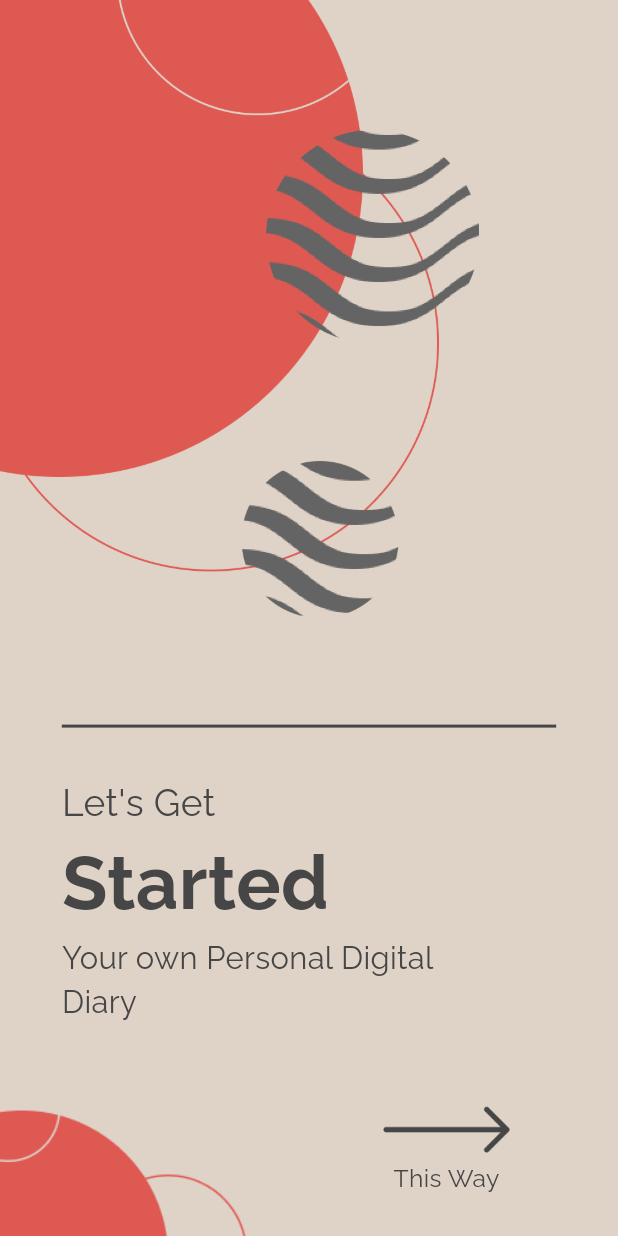
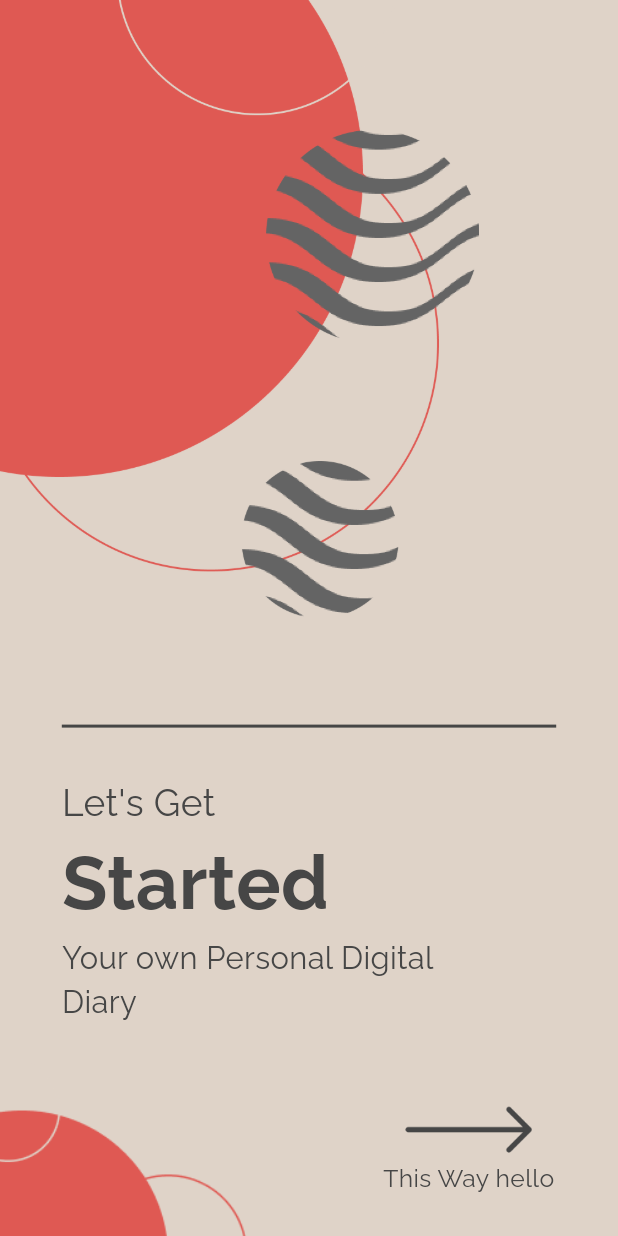
Before and after one commit to ShashankS2213/MyDiary, a Flutter app: the screen it shows after launch, on a phone screen of 412 x 824 dp. Run offline on Flutter 3.47's test engine with Material 3 defaults, Android fonts, the phone set to English and light mode, and no system bars; our stand-ins replace google_fonts.

Commit message:
second commit

```diff
--- a/my_diary/lib/pages/welcome.dart
+++ b/my_diary/lib/pages/welcome.dart
@@ -77,7 +77,7 @@ class WelcomePage extends StatelessWidget {
                       child: Image.asset("assets/arrow.png"),
                     ),
                     Text(
-                      "This Way",
+                      "This Way hello",
                       style: GoogleFonts.raleway(
                           color: const Color(0xff464646),
                           fontSize: sheight * 2,
```
